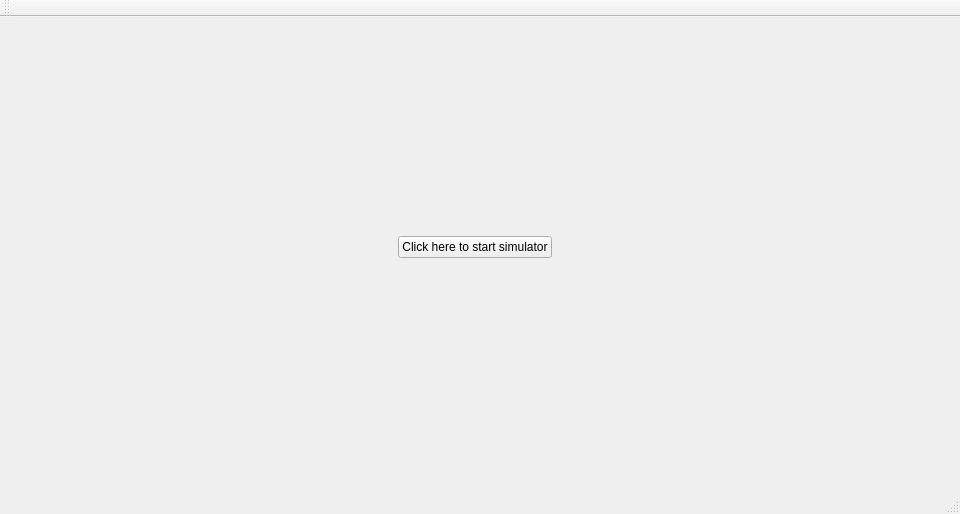
This is mainwindow.ui in Kpro11/Aqeous as Qt 5 draws it before an edit. The edited form follows.
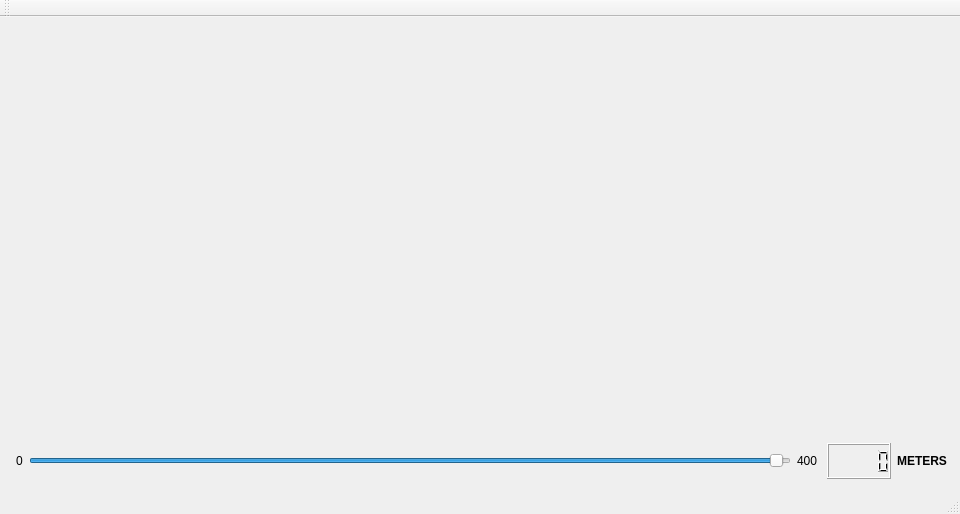
This is the edited form.

Patch:
```diff
--- a/mainwindow.ui
+++ b/mainwindow.ui
@@ -10,32 +10,159 @@
     <height>514</height>
    </rect>
   </property>
+  <property name="sizePolicy">
+   <sizepolicy hsizetype="Maximum" vsizetype="Maximum">
+    <horstretch>0</horstretch>
+    <verstretch>0</verstretch>
+   </sizepolicy>
+  </property>
   <property name="windowTitle">
    <string>MainWindow</string>
   </property>
   <widget class="QWidget" name="centralWidget">
-   <widget class="QWidget" name="gridLayoutWidget">
-    <property name="geometry">
-     <rect>
-      <x>0</x>
-      <y>0</y>
-      <width>961</width>
-      <height>461</height>
-     </rect>
+   <layout class="QVBoxLayout" name="verticalLayout" stretch="8,1">
+    <property name="leftMargin">
+     <number>5</number>
     </property>
-    <layout class="QGridLayout" name="gridLayout">
-     <property name="leftMargin">
-      <number>0</number>
-     </property>
-     <item row="0" column="0" alignment="Qt::AlignHCenter|Qt::AlignVCenter">
-      <widget class="QPushButton" name="showROVSIM">
-       <property name="text">
-        <string>Click here to start simulator</string>
-       </property>
-      </widget>
-     </item>
-    </layout>
-   </widget>
+    <property name="topMargin">
+     <number>5</number>
+    </property>
+    <property name="rightMargin">
+     <number>5</number>
+    </property>
+    <property name="bottomMargin">
+     <number>5</number>
+    </property>
+    <item>
+     <layout class="QHBoxLayout" name="horizontalLayout">
+      <property name="leftMargin">
+       <number>5</number>
+      </property>
+      <property name="topMargin">
+       <number>5</number>
+      </property>
+      <property name="rightMargin">
+       <number>5</number>
+      </property>
+      <property name="bottomMargin">
+       <number>5</number>
+      </property>
+      <item>
+       <layout class="QHBoxLayout" name="QtAVWindow"/>
+      </item>
+     </layout>
+    </item>
+    <item>
+     <layout class="QHBoxLayout" name="horizontalLayout_2" stretch="3,1,1">
+      <property name="leftMargin">
+       <number>5</number>
+      </property>
+      <property name="topMargin">
+       <number>5</number>
+      </property>
+      <property name="rightMargin">
+       <number>5</number>
+      </property>
+      <property name="bottomMargin">
+       <number>5</number>
+      </property>
+      <item>
+       <layout class="QHBoxLayout" name="horizontalLayout_3" stretch="1,0,0">
+        <property name="leftMargin">
+         <number>3</number>
+        </property>
+        <property name="topMargin">
+         <number>3</number>
+        </property>
+        <property name="rightMargin">
+         <number>3</number>
+        </property>
+        <property name="bottomMargin">
+         <number>3</number>
+        </property>
+        <item>
+         <layout class="QHBoxLayout" name="horizontalLayout_6">
+          <property name="leftMargin">
+           <number>3</number>
+          </property>
+          <property name="topMargin">
+           <number>3</number>
+          </property>
+          <property name="rightMargin">
+           <number>3</number>
+          </property>
+          <property name="bottomMargin">
+           <number>3</number>
+          </property>
+          <item>
+           <widget class="QLabel" name="label_2">
+            <property name="text">
+             <string>0</string>
+            </property>
+           </widget>
+          </item>
+          <item>
+           <widget class="QSlider" name="depth_slider">
+            <property name="maximum">
+             <number>100</number>
+            </property>
+            <property name="value">
+             <number>99</number>
+            </property>
+            <property name="orientation">
+             <enum>Qt::Horizontal</enum>
+            </property>
+           </widget>
+          </item>
+          <item>
+           <widget class="QLabel" name="label_3">
+            <property name="text">
+             <string>400</string>
+            </property>
+           </widget>
+          </item>
+         </layout>
+        </item>
+        <item>
+         <widget class="QLCDNumber" name="depth_counter">
+          <property name="frameShape">
+           <enum>QFrame::Box</enum>
+          </property>
+          <property name="frameShadow">
+           <enum>QFrame::Raised</enum>
+          </property>
+         </widget>
+        </item>
+        <item>
+         <widget class="QLabel" name="label">
+          <property name="font">
+           <font>
+            <weight>75</weight>
+            <bold>true</bold>
+           </font>
+          </property>
+          <property name="text">
+           <string>METERS</string>
+          </property>
+          <property name="scaledContents">
+           <bool>false</bool>
+          </property>
+          <property name="alignment">
+           <set>Qt::AlignCenter</set>
+          </property>
+         </widget>
+        </item>
+       </layout>
+      </item>
+      <item>
+       <layout class="QHBoxLayout" name="horizontalLayout_5"/>
+      </item>
+      <item>
+       <layout class="QHBoxLayout" name="horizontalLayout_4"/>
+      </item>
+     </layout>
+    </item>
+   </layout>
   </widget>
   <widget class="QMenuBar" name="menuBar">
    <property name="geometry">
```
